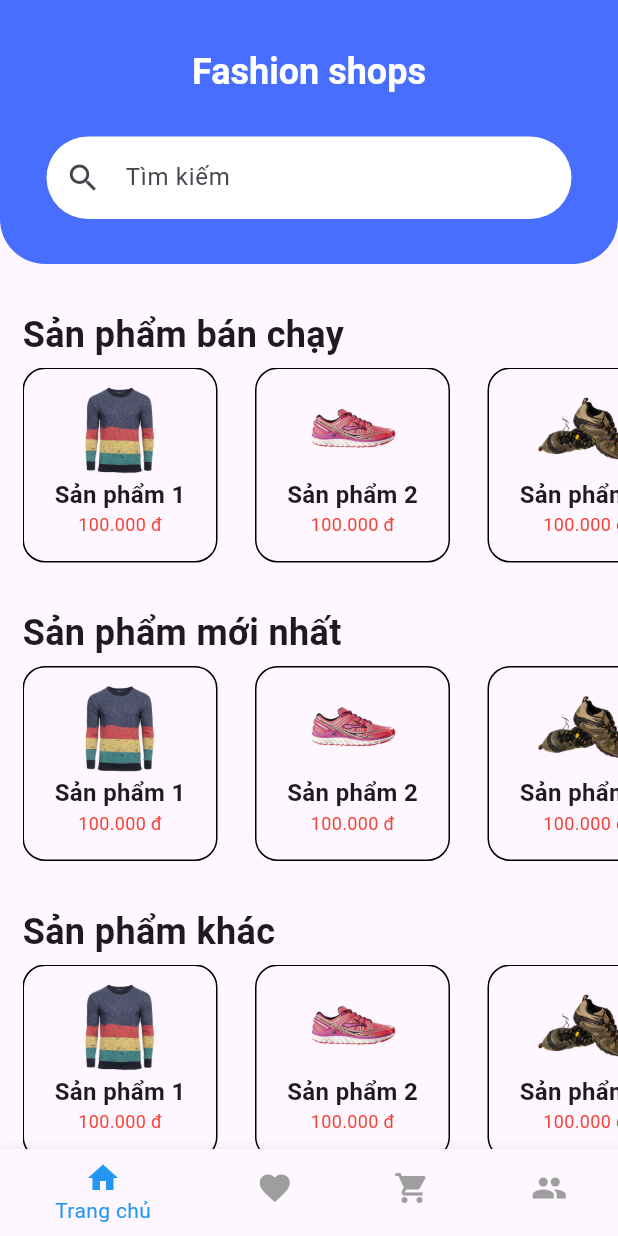
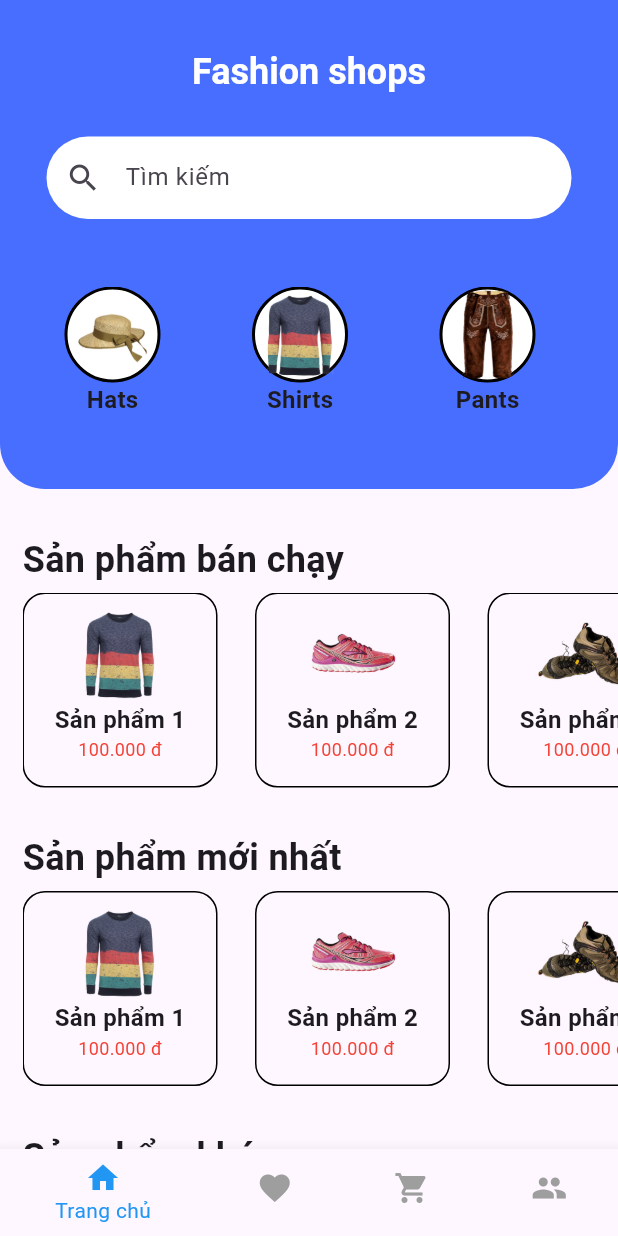
Before and after one commit to paradise07102002/clothing-store, a Flutter app: the screen it shows after launch, on a phone screen of 412 x 824 dp. Run offline on Flutter 3.47's test engine with Material 3 defaults, Android fonts, the light colour scheme and no system bars.

Commit message:
ui category

```diff
--- a/lib/pages/home_page.dart
+++ b/lib/pages/home_page.dart
@@ -9,6 +9,12 @@ class HomePage extends StatefulWidget {
 
 class _HomePage extends State<HomePage>
 {
+  List<Category> categories = [
+    Category(id: '1', imageURL: "assets/products/product5.png", name: "Hats"),
+    Category(id: '2', imageURL: "assets/products/product1.png", name: "Shirts"),
+    Category(id: '3', imageURL: "assets/products/product4.png", name: "Pants"),
+    Category(id: '4', imageURL: "assets/categories/category1.png", name: "Shoes"),
+  ];
   List<Product> products = [
     Product(
       id: "1",
@@ -102,6 +108,42 @@ class _HomePage extends State<HomePage>
                           prefixIcon: Icon(Icons.search),
                           labelText: 'Tìm kiếm',
                         ),
+                      ),
+                    ),
+                    Container(
+                      margin: EdgeInsets.all(15.0),
+                      height: 120.0,
+                      width: double.infinity,
+                      child: GridView.builder(
+                        scrollDirection: Axis.horizontal,
+                        gridDelegate: SliverGridDelegateWithFixedCrossAxisCount(
+                          crossAxisCount: 1,
+                          mainAxisSpacing: 5.0,
+                          // crossAxisSpacing: 15.0,
+                          // childAspectRatio: 1,
+                        ),
+                        itemCount: categories.length,
+                        itemBuilder: (context, index) {{
+                          final category = categories[index];
+                          return Column(
+                            children: [
+                              Container(
+                                width: 64.0,
+                                height: 64.0,
+                                decoration: BoxDecoration(
+                                  borderRadius: BorderRadius.all(Radius.circular(50.0)),
+                                  border: Border.all(
+                                    color: Colors.black,
+                                    width: 2.0,
+                                  ),
+                                  color: Colors.white,
+                                ),
+                                child: Image.asset(category.imageURL, width: 4.0, height: 4.0,),
+                              ),
+                              Text(category.name, style: TextStyle(fontSize: 16.0, fontWeight: FontWeight.bold),),
+                            ],
+                          );
+                        }},
                       ),
                     ),
                   ],
@@ -204,3 +246,10 @@ class Product {
 
   Product({required this.id, required this. imageURL, required this.name, required this.price});
 }
+class Category {
+  final String id;
+  final String imageURL;
+  final String name;
+
+  Category({required this.id, required this. imageURL, required this.name});
+}
```
